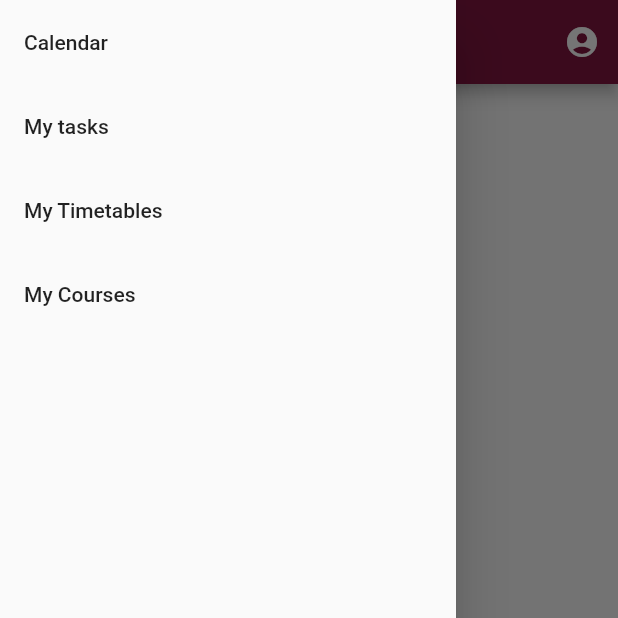
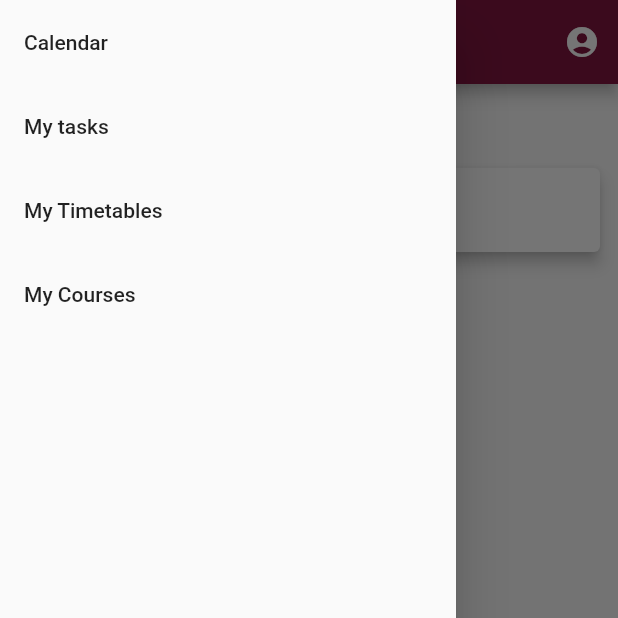
Before and after one commit to lk-sam/UTM-Schedular-V3.1, a Flutter app: the TaskOverviewPage screen opened by its route, with the side drawer open, on a phone screen of 412 x 824 dp, the top half of it. Run offline on Flutter 3.47's test engine with Material 2 defaults, Android fonts, the phone set to English and light mode, and no system bars; drawn by our look-alikes of smooth_page_indicator; our stand-ins replace cloud_firestore, firebase_core, firebase_database, shared_preferences, table_calendar; accounts and stored records are empty; network calls fail.

Commit message:
Complete Task List and Overview

```diff
--- a/lib/models/domain/task.dart
+++ b/lib/models/domain/task.dart
@@ -6,9 +6,9 @@ class Task {
   final DateTime dueDateTime;
   final String venue;
   final String category;
-  final String tag;
   final bool isRepeated;
   final String userId;
+  final bool isCompleted;
 
   Task({
     required this.id,
@@ -16,9 +16,9 @@ class Task {
     required this.dueDateTime,
     required this.venue,
     required this.category,
-    required this.tag,
     required this.userId,
     this.isRepeated = false,
+    this.isCompleted = false,
   });
 
   static Task fromDocument(DocumentSnapshot doc) {
@@ -29,9 +29,9 @@ class Task {
       dueDateTime: (json['dueDateTime'] as Timestamp).toDate(),
       venue: json['venue'],
       category: json['category'],
-      tag: json['tag'],
       userId: json['userId'],
       isRepeated: json['isRepeated'] ?? false,
+      isCompleted: json['isCompleted'] ?? false,
     );
   }
 
@@ -41,9 +41,9 @@ class Task {
       'dueDateTime': dueDateTime,
       'venue': venue,
       'category': category,
-      'tag': tag,
       'userId': userId,
       'isRepeated': isRepeated,
+      'isCompleted': isCompleted,
     };
   }
 }
@@ -74,4 +74,9 @@ class TaskService {
   Future<void> deleteTask(Task task) async {
     await taskCollection.doc(task.id).delete();
   }
+
+  //toggle task completion status
+  Future<void> toggleTaskCompletion(Task task) async {
+    await taskCollection.doc(task.id).update({'isCompleted': !task.isCompleted});
+  }
 }
--- a/lib/screens/task_screen.dart
+++ b/lib/screens/task_screen.dart
@@ -4,8 +4,7 @@ import 'package:utmschedular/components/custom_drawer.dart';
 import 'package:utmschedular/models/domain/task.dart';
 import 'package:utmschedular/screens/new_task_screen.dart';
 import 'package:smooth_page_indicator/smooth_page_indicator.dart'; // New import
-import 'package:shared_preferences/shared_preferences.dart';
-import 'package:utmschedular/services/preference_service.dart';
+import 'package:utmschedular/widgets/task_list.dart';
 
 class TaskOverviewPage extends StatefulWidget {
   final TaskService taskService;  // inject TaskService
@@ -18,7 +17,9 @@ class TaskOverviewPage extends StatefulWidget {
 
 class _HomePageState extends State<TaskOverviewPage> {
   final GlobalKey<ScaffoldState> _scaffoldKey = GlobalKey<ScaffoldState>();
-  final controller = PageController();  // New controller
+  final controller = PageController(
+    initialPage: 1,
+  );
 
 
   @override
@@ -36,7 +37,7 @@ class _HomePageState extends State<TaskOverviewPage> {
             child: PageView(
               controller: controller,
               children: [
-                // You will need to create OverdueTasks, TodayTasks, and FutureTasks widgets.
+
                 TasksList(taskService: widget.taskService, filter: TaskFilter.Overdue),
                 TasksList(taskService: widget.taskService, filter: TaskFilter.Today),
                 TasksList(taskService: widget.taskService, filter: TaskFilter.Future),
@@ -75,74 +76,3 @@ class _HomePageState extends State<TaskOverviewPage> {
     );
   }
 }
-
-
-
-
-enum TaskFilter { Overdue, Today, Future }
-
-class TasksList extends StatelessWidget {
-  final TaskService taskService;
-  final TaskFilter filter;
-
-  TasksList({required this.taskService, required this.filter});
-
-  @override
-  Widget build(BuildContext context) {
-    return FutureBuilder<String>(
-      future: getMatricNo(),
-      builder: (BuildContext context, AsyncSnapshot<String> snapshot) {
-        if (snapshot.connectionState == ConnectionState.waiting) {
-          return const CircularProgressIndicator();
-        } else if (snapshot.hasError) {
-          return Text('Error: ${snapshot.error}');
-        } else {
-          final matricNo = snapshot.data ?? '';
-
-          return StreamBuilder<List<Task>>(
-            stream: taskService.getTasks(matricNo),
-            builder: (context, snapshot) {
-              if (snapshot.connectionState == ConnectionState.waiting) {
-                return const CircularProgressIndicator();
-              } else if (snapshot.hasError) {
-                return Text('Error: ${snapshot.error}');
-              } else {
-                List<Task> filteredTasks = [];
-
-                switch (filter) {
-                  case TaskFilter.Overdue:
-                    filteredTasks = snapshot.data!
-                        .where((task) => task.dueDateTime.isBefore(DateTime.now()))
-                        .toList();
-                    break;
-                  case TaskFilter.Today:
-                    filteredTasks = snapshot.data!.where((task) =>
-                        task.dueDateTime.day == DateTime.now().day &&
-                        task.dueDateTime.month == DateTime.now().month &&
-                        task.dueDateTime.year == DateTime.now().year).toList();
-                    break;
-                  case TaskFilter.Future:
-                    filteredTasks = snapshot.data!
-                        .where((task) => task.dueDateTime.isAfter(DateTime.now()))
-                        .toList();
-                    break;
-                }
-
-                return ListView.builder(
-                  itemCount: filteredTasks.length,
-                  itemBuilder: (context, index) {
-                    Task task = filteredTasks[index];
-                    return ListTile(
-                      title: Text(task.title),
-                      subtitle: Text(task.category),
-                    );
-                  },
-                );
-              }
-            },
-          );
-        }
-      },
-    );
-  }
-}
--- a/lib/widgets/course_screen.dart
+++ b/lib/widgets/course_screen.dart
@@ -16,7 +16,7 @@ class CourseScreen extends StatelessWidget {
     return Column(
       crossAxisAlignment: CrossAxisAlignment.start,
       children: [
-        Row(
+        const Row(
           children: [
             Icon(Icons.book),
             SizedBox(width: 16),
--- /dev/null
+++ b/lib/widgets/task_list.dart
@@ -0,0 +1,149 @@
+import 'package:flutter/material.dart';
+import 'package:utmschedular/models/domain/task.dart';
+import 'package:utmschedular/screens/new_task_screen.dart';
+import 'package:utmschedular/services/preference_service.dart';
+import 'package:utmschedular/widgets/task_overview.dart';
+
+enum TaskFilter { Overdue, Today, Future }
+
+class TasksList extends StatelessWidget {
+  final TaskService taskService;
+  final TaskFilter filter;
+
+  TasksList({required this.taskService, required this.filter});
+
+  @override
+  Widget build(BuildContext context) {
+    return FutureBuilder<String>(
+      future: getMatricNo(),
+      builder: (BuildContext context, AsyncSnapshot<String> snapshot) {
+        if (snapshot.connectionState == ConnectionState.waiting) {
+          return const CircularProgressIndicator();
+        } else if (snapshot.hasError) {
+          return Text('Error: ${snapshot.error}');
+        } else {
+          final matricNo = snapshot.data ?? '';
+
+          return StreamBuilder<List<Task>>(
+            stream: taskService.getTasks(matricNo),
+            builder: (context, snapshot) {
+              if (snapshot.connectionState == ConnectionState.waiting) {
+                return const CircularProgressIndicator();
+              } else if (snapshot.hasError) {
+                return Text('Error: ${snapshot.error}');
+              } else {
+                List<Task> filteredTasks = [];
+
+                switch (filter) {
+                  case TaskFilter.Overdue:
+                    filteredTasks = snapshot.data!
+                        .where(
+                            (task) => task.dueDateTime.isBefore(DateTime.now()))
+                        .toList();
+                    break;
+                  case TaskFilter.Today:
+                    filteredTasks = snapshot.data!
+                        .where((task) =>
+                            task.dueDateTime.day == DateTime.now().day &&
+                            task.dueDateTime.month == DateTime.now().month &&
+                            task.dueDateTime.year == DateTime.now().year)
+                        .toList();
+                    break;
+                  case TaskFilter.Future:
+                    filteredTasks = snapshot.data!
+                        .where(
+                            (task) => task.dueDateTime.isAfter(DateTime.now()))
+                        .toList();
+                    break;
+                }
+
+                filteredTasks = filteredTasks.where((task) => !task.isCompleted).toList();
+
+                return Padding(
+                  padding: EdgeInsets.all(8.0),
+                  child: Column(
+                    crossAxisAlignment: CrossAxisAlignment.start,
+                    children: <Widget>[
+                      Container(
+                        padding: EdgeInsets.all(8.0),
+                        child: Text(
+                          filter == TaskFilter.Overdue
+                              ? 'Overdue Tasks'
+                              : filter == TaskFilter.Today
+                                  ? 'Today\'s Tasks'
+                                  : 'Future Tasks',
+                          style: TextStyle(
+                              fontSize: 24, fontWeight: FontWeight.bold),
+                        ),
+                      ),
+                      Expanded(
+                        child: ListView.builder(
+                          itemCount: filteredTasks.length +
+                              (filter == TaskFilter.Today ? 1 : 0),
+                          itemBuilder: (context, index) {
+                            if (index == filteredTasks.length &&
+                                filter == TaskFilter.Today) {
+                              return Card(
+                                elevation: 4,
+                                child: ListTile(
+                                  leading: Icon(Icons.add),
+                                  title: Text('Add Task'),
+                                  onTap: () {
+                                    Navigator.of(context).push(
+                                        MaterialPageRoute(
+                                            builder: (_) => NewTaskPage(
+                                                taskService: taskService)));
+                                  },
+                                ),
+                              );
+                            } else {
+                              Task task = filteredTasks[index];
+                              return Card(
+                                elevation: 4,
+                                child: ListTile(
+                                  leading: IconButton(
+                                    icon: Icon(task.isCompleted ? Icons.check_circle_outline : Icons.circle_outlined),
+                                    onPressed: () {
+                                      taskService.toggleTaskCompletion(task);
+                                    },
+                                  ),
+                                  title: Text(task.title),
+                                  subtitle: Text(task.category),
+                                  trailing: Text(task.dueDateTime.toString()),
+                                  //isThreeLine: true,
+                                  onTap: () {
+                                    showModalBottomSheet(
+                                        context: context,
+                                        isScrollControlled: true,
+                                        builder: (context) {
+                                          return FractionallySizedBox(
+                                            heightFactor: 2 / 3,
+                                            child: TaskOverviewPage(task: task),
+                                          );
+                                        });
+                                  },
+                                  // onLongPress: () {
+                                  //   showDialog(
+                                  //     context: context,
+                                  //     builder: (context) {
+
+                                  //     }
+                                  //     )
+                                  // },
+                                ),
+                              );
+                            }
+                          },
+                        ),
+                      ),
+                    ],
+                  ),
+                );
+              }
+            },
+          );
+        }
+      },
+    );
+  }
+}
```
Also changed, not shown: lib/screens/new_task_screen.dart (+52 -8 lines), lib/widgets/task_overview.dart (added, +173 -0 lines).
